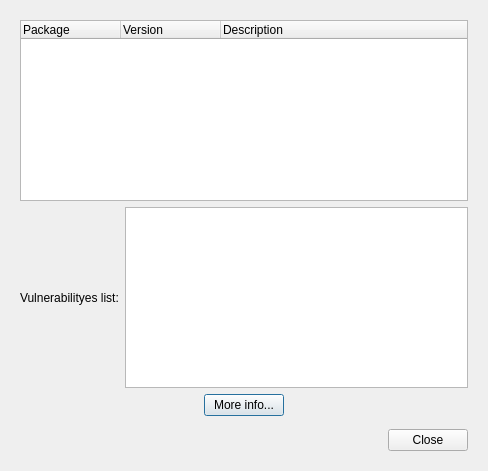
Above: src-qt5/pc-updategui/pkgVulDialog.ui from trueos/pcbsd before the change. Below: the same form after it.
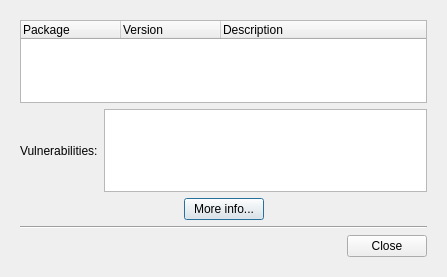
That is the form after the change. The open tabs and pages were chosen to show the change.

Commit message: Clean up the new dialogs for the update manager a bit (typos, dialog locations, etc..)

Patch:
```diff
--- a/src-qt5/pc-updategui/pkgVulDialog.ui
+++ b/src-qt5/pc-updategui/pkgVulDialog.ui
@@ -6,8 +6,8 @@
    <rect>
     <x>0</x>
     <y>0</y>
-    <width>488</width>
-    <height>471</height>
+    <width>447</width>
+    <height>277</height>
    </rect>
   </property>
   <property name="windowTitle">
@@ -112,7 +112,7 @@
          <item>
           <widget class="QLabel" name="label_4">
            <property name="text">
-            <string>Vulnerabilityes list:</string>
+            <string>Vulnerabilities:</string>
            </property>
           </widget>
          </item>
@@ -158,6 +158,13 @@
          </item>
         </layout>
        </item>
+       <item>
+        <widget class="Line" name="line">
+         <property name="orientation">
+          <enum>Qt::Horizontal</enum>
+         </property>
+        </widget>
+       </item>
        <item>
         <spacer name="verticalSpacer_5">
          <property name="orientation">
```
Left out of the diff: 6 changed lines with no effect on the pictures. The commit also changes 4 other files.
